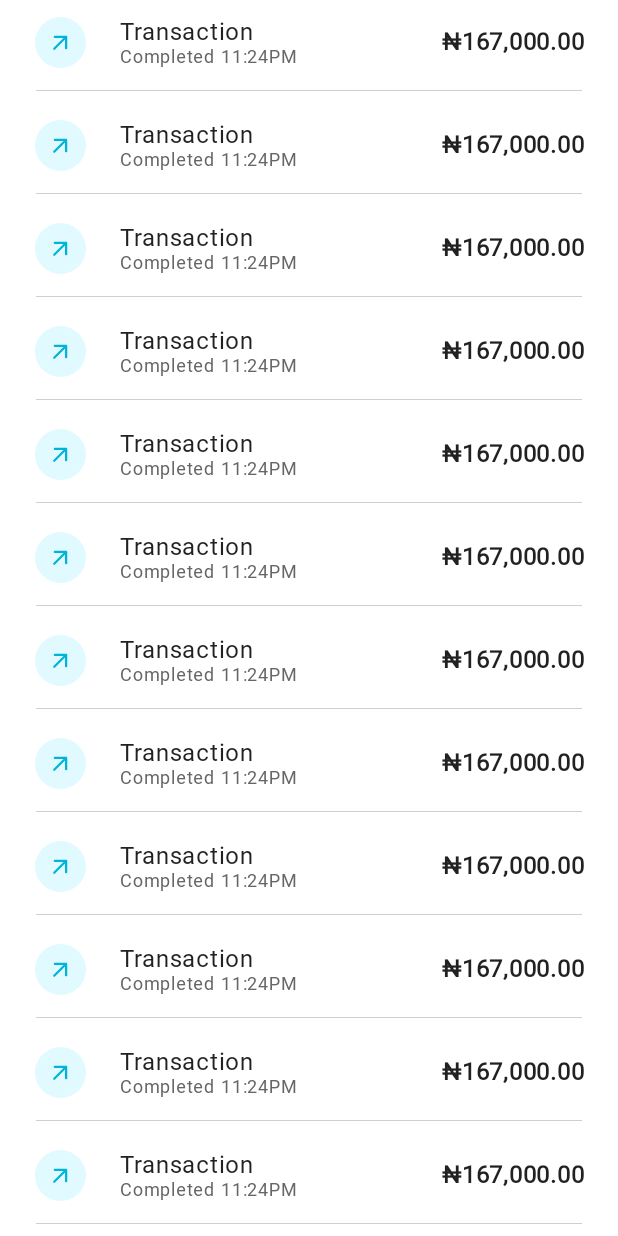
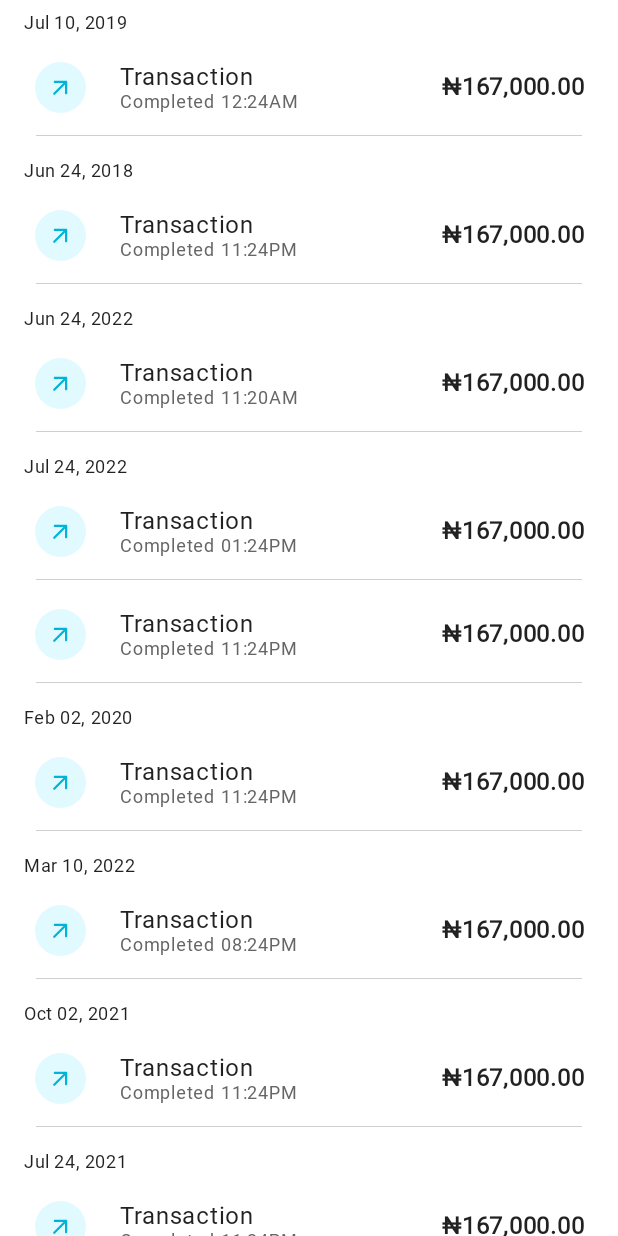
Before and after one commit to abdulwahabhassan/cca, an Android app built with Jetpack Compose: the @Preview function TransactionsPreview, on a phone screen of 412 x 824 dp. Run offline under Robolectric (Android 15) with nearby library versions, the phone set to English and light mode, and no system bars; Roboto replaces fonts that are not available here.

Commit message:
Style transactions lazy column

```diff
--- /dev/null
+++ b/app/src/main/java/com/smartflowtech/cupidcustomerapp/model/Transaction.kt
@@ -0,0 +1,30 @@
+package com.smartflowtech.cupidcustomerapp.model
+
+import com.smartflowtech.cupidcustomerapp.ui.presentation.home.Transactions
+import com.smartflowtech.cupidcustomerapp.ui.presentation.transactions.Transaction
+
+data class Transaction(
+    val status: String,
+    val time: String,
+    val title: String,
+    val amount: String,
+    val date: String
+) {
+    companion object {
+        val transactions = listOf(
+            Transaction("Completed", "12:24AM", "Transaction", "₦167,000.00", date = "Jul 10, 2019"),
+            Transaction("Completed", "11:24PM", "Transaction", "₦167,000.00", date = "Jun 24, 2018"),
+            Transaction("Completed", "11:20AM", "Transaction", "₦167,000.00", date = "Jun 24, 2022"),
+            Transaction("Completed", "01:24PM", "Transaction", "₦167,000.00", date = "Jul 24, 2022"),
+            Transaction("Completed", "11:24PM", "Transaction", "₦167,000.00", date = "Feb 02, 2020"),
+            Transaction("Completed", "11:24PM", "Transaction", "₦167,000.00", date = "Jul 24, 2022"),
+            Transaction("Completed", "08:24PM", "Transaction", "₦167,000.00", date = "Mar 10, 2022"),
+            Transaction("Completed", "11:24PM", "Transaction", "₦167,000.00", date = "Oct 02, 2021"),
+            Transaction("Completed", "11:24PM", "Transaction", "₦167,000.00", date = "Jul 24, 2021"),
+            Transaction("Completed", "02:45PM", "Transaction", "₦167,000.00", date = "Dec 24, 2022"),
+            Transaction("Completed", "11:24PM", "Transaction", "₦167,000.00", date = "Jul 24, 2019"),
+            Transaction("Completed", "05:30PM", "Transaction", "₦167,000.00", date = "Sep 15, 2022"),
+
+        )
+    }
+}
--- /dev/null
+++ b/app/src/main/java/com/smartflowtech/cupidcustomerapp/ui/presentation/home/DateHeader.kt
@@ -0,0 +1,34 @@
+package com.smartflowtech.cupidcustomerapp.ui.presentation.home
+
+import androidx.compose.foundation.background
+import androidx.compose.foundation.layout.fillMaxWidth
+import androidx.compose.foundation.layout.padding
+import androidx.compose.material.MaterialTheme
+import androidx.compose.material.Text
+import androidx.compose.runtime.Composable
+import androidx.compose.ui.Modifier
+import androidx.compose.ui.graphics.Color
+import androidx.compose.ui.tooling.preview.Preview
+import androidx.compose.ui.unit.dp
+import com.smartflowtech.cupidcustomerapp.ui.theme.CupidCustomerAppTheme
+import java.util.*
+
+@Composable
+fun TransactionDateHeader(date: String) {
+    Text(
+        modifier = Modifier
+            .fillMaxWidth()
+            .background(color = Color.White)
+            .padding(vertical = 8.dp),
+        text = date,
+        style = MaterialTheme.typography.caption
+    )
+}
+
+@Composable
+@Preview(showBackground = true)
+fun TransactionDateHeaderPreview() {
+    CupidCustomerAppTheme {
+        TransactionDateHeader(date = "Jun 24, 2022")
+    }
+}
--- a/app/src/main/java/com/smartflowtech/cupidcustomerapp/ui/presentation/home/Transactions.kt
+++ b/app/src/main/java/com/smartflowtech/cupidcustomerapp/ui/presentation/home/Transactions.kt
@@ -1,5 +1,7 @@
 package com.smartflowtech.cupidcustomerapp.ui.presentation.home
 
+import androidx.compose.foundation.ExperimentalFoundationApi
+import androidx.compose.foundation.background
 import androidx.compose.foundation.layout.*
 import androidx.compose.foundation.lazy.LazyColumn
 import androidx.compose.foundation.lazy.items
@@ -17,7 +19,9 @@ import androidx.compose.ui.unit.dp
 import com.smartflowtech.cupidcustomerapp.R
 import com.smartflowtech.cupidcustomerapp.ui.presentation.transactions.Transaction
 import com.smartflowtech.cupidcustomerapp.ui.theme.CupidCustomerAppTheme
+import com.smartflowtech.cupidcustomerapp.ui.theme.pink
 
+@OptIn(ExperimentalFoundationApi::class)
 @Composable
 fun Transactions() {
     Column(
@@ -47,6 +51,9 @@ fun Transactions() {
 //            Text(text = "You have no transaction history yet")
 //        }
 
+        val grouped =
+            com.smartflowtech.cupidcustomerapp.model.Transaction.transactions.groupBy { it.date }
+
         LazyColumn(
             modifier = Modifier
                 .fillMaxWidth()
@@ -54,8 +61,20 @@ fun Transactions() {
             verticalArrangement = Arrangement.Top,
             horizontalAlignment = Alignment.CenterHorizontally
         ) {
-            items(count = 19) {
-                Transaction("Completed", "11:24PM", "Transaction", "₦167,000.00")
+            grouped.forEach { (date, transactions) ->
+                stickyHeader {
+                    TransactionDateHeader(date)
+                }
+
+                items(transactions) { transaction ->
+                    Transaction(
+                        transaction.status,
+                        transaction.time,
+                        transaction.title,
+                        transaction.amount
+                    )
+                }
+
             }
         }
     }
--- a/app/src/main/java/com/smartflowtech/cupidcustomerapp/ui/presentation/navigation/Navigation.kt
+++ b/app/src/main/java/com/smartflowtech/cupidcustomerapp/ui/presentation/navigation/Navigation.kt
@@ -7,9 +7,9 @@ import androidx.navigation.compose.NavHost
 import androidx.navigation.compose.composable
 import androidx.navigation.compose.currentBackStackEntryAsState
 import androidx.navigation.compose.rememberNavController
-import com.smartflowtech.cupidcustomerapp.ui.presentation.*
 import com.smartflowtech.cupidcustomerapp.ui.presentation.home.*
 import com.smartflowtech.cupidcustomerapp.ui.presentation.login.LoginScreen
+import com.smartflowtech.cupidcustomerapp.ui.presentation.onboarding.GetStartedFirstScreen
 import com.smartflowtech.cupidcustomerapp.ui.presentation.onboarding.GetStartedSecondScreen
 import com.smartflowtech.cupidcustomerapp.ui.presentation.splash.SplashScreen
 
@@ -17,7 +17,7 @@ import com.smartflowtech.cupidcustomerapp.ui.presentation.splash.SplashScreen
 fun CupidCustomerAppNavigation(navHostController: NavHostController) {
     NavHost(
         navController = navHostController,
-        startDestination = Screen.GetStartedSecond.route
+        startDestination = Screen.Home.route
     ) {
         composable(route = Screen.Splash.route) {
             SplashScreen(goToHomeScreen = {
```
Also changed, not shown: app/src/main/java/com/smartflowtech/cupidcustomerapp/ui/presentation/onboarding/GetStartedFirstScreen.kt (+30 -9 lines), app/src/main/java/com/smartflowtech/cupidcustomerapp/ui/presentation/onboarding/GetStartedSecondScreen.kt (+2 -9 lines). Lines whose indentation alone changed are shown as unchanged.
